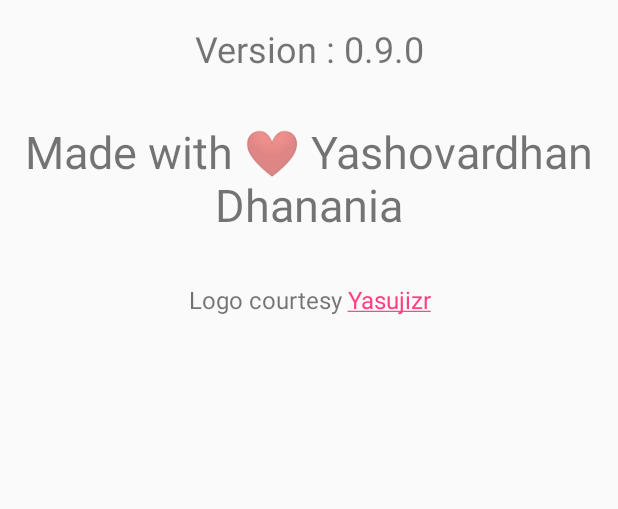
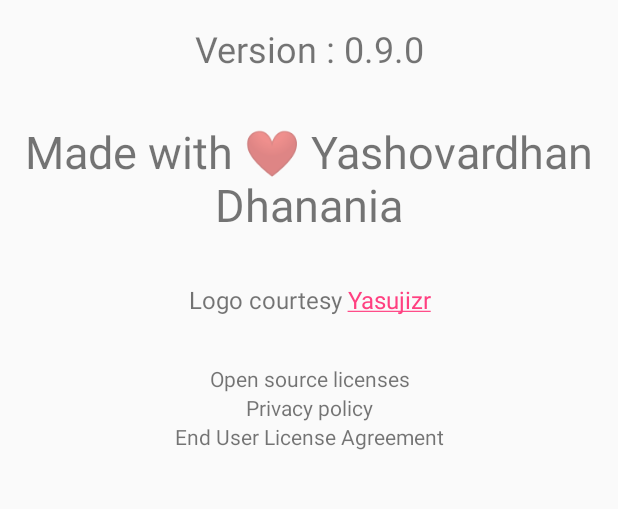
Before and after one commit to yashovardhan99/HealersDiary, an Android app: the screen it shows after launch once a user with an empty profile is signed in (MainActivity), in the side drawer, after a tap on "About", on a phone screen of 412 x 824 dp, the part 497-1006 px from its top. Run offline under Robolectric (Android 15) with nearby library versions, the phone set to English and light mode, and no system bars; our stand-ins replace Firebase (no records; nobody signed in at launch, a user with empty details on screens opened directly), Picasso; libraries missing offline, so code that uses them is left out: com.crashlytics.android, io.fabric.sdk; pictures from the network do not load; 2 statements that could not run were skipped.

Commit message:
Added oss, privacy policy and eula links in about section; updated changelog; updated gradle and dependency version; updated privacy policy
Signed-off-by: yashovardhan99 <yashovardhandhanania@outlook.in>

```diff
--- a/app/src/main/java/com/yashovardhan99/healersdiary/fragments/AboutFragment.java
+++ b/app/src/main/java/com/yashovardhan99/healersdiary/fragments/AboutFragment.java
@@ -1,5 +1,7 @@
 package com.yashovardhan99.healersdiary.fragments;
 
+import android.content.Intent;
+import android.net.Uri;
 import android.os.Bundle;
 import android.support.annotation.NonNull;
 import android.support.annotation.Nullable;
@@ -13,13 +15,16 @@ import android.view.View;
 import android.view.ViewGroup;
 import android.widget.TextView;
 
+import com.google.android.gms.oss.licenses.OssLicensesMenuActivity;
 import com.yashovardhan99.healersdiary.BuildConfig;
 import com.yashovardhan99.healersdiary.R;
+
+import java.util.Objects;
 
 /**
  * Created by Yashovardhan99 on 18-08-2018 as a part of HealersDiary.
  */
-public class AboutFragment extends Fragment {
+public class AboutFragment extends Fragment implements View.OnClickListener {
 
     @Nullable
     @Override
@@ -29,9 +34,12 @@ public class AboutFragment extends Fragment {
         imageAttrib.setMovementMethod(LinkMovementMethod.getInstance());
         TextView version = RootView.findViewById(R.id.appVersionString);
         version.setText(getString(R.string.version_s, BuildConfig.VERSION_NAME));
+        RootView.findViewById(R.id.oss).setOnClickListener(this);
+        RootView.findViewById(R.id.privacy).setOnClickListener(this);
+        RootView.findViewById(R.id.eula).setOnClickListener(this);
 
         Toolbar toolbar = RootView.findViewById(R.id.toolbar);
-        ((AppCompatActivity)getActivity()).setSupportActionBar(toolbar);
+        ((AppCompatActivity)Objects.requireNonNull(getActivity())).setSupportActionBar(toolbar);
         ActionBar actionBar = ((AppCompatActivity)getActivity()).getSupportActionBar();
         if(actionBar!=null) {
             actionBar.setTitle(R.string.about);
@@ -40,4 +48,18 @@ public class AboutFragment extends Fragment {
         }
         return RootView;
     }
+
+    @Override
+    public void onClick(View v) {
+        switch (v.getId()) {
+            case R.id.oss:
+                startActivity(new Intent(getActivity(), OssLicensesMenuActivity.class));
+                break;
+            case R.id.privacy:
+                startActivity(new Intent(Intent.ACTION_VIEW, Uri.parse("https://github.com/yashovardhan99/HealersDiary/blob/master/PRIVACY%20POLICY.md")));
+                break;
+            case R.id.eula:
+                startActivity(new Intent(Intent.ACTION_VIEW, Uri.parse("https://github.com/yashovardhan99/HealersDiary/blob/master/EULA.md")));
+        }
+    }
 }
--- a/app/src/main/res/layout/fragment_about.xml
+++ b/app/src/main/res/layout/fragment_about.xml
@@ -65,6 +65,27 @@
                 android:text="@string/logo_courtesy_yasujizr_on_github"
                 android:textAlignment="center"
                 android:textSize="16sp" />
+
+            <TextView
+                android:layout_width="match_parent"
+                android:layout_height="wrap_content"
+                android:paddingTop="16dp"
+                android:textAlignment="center"
+                android:id="@+id/oss"
+                android:text="@string/open_source_licenses"/>
+            <TextView
+                android:layout_width="match_parent"
+                android:layout_height="wrap_content"
+                android:textAlignment="center"
+                android:id="@+id/privacy"
+                android:text="@string/privacy_policy"/>
+
+            <TextView
+                android:layout_width="match_parent"
+                android:layout_height="wrap_content"
+                android:textAlignment="center"
+                android:id="@+id/eula"
+                android:text="@string/end_user_license_agreement"/>
         </LinearLayout>
     </android.support.v4.widget.NestedScrollView>
 </android.support.design.widget.CoordinatorLayout>
--- a/app/src/main/res/values/strings.xml
+++ b/app/src/main/res/values/strings.xml
@@ -78,4 +78,7 @@
     <string name="set_preferred_main_list_format">Set preferred main list format</string>
     <string name="enable_crash_reporting">Enable Crash Reporting</string>
     <string name="send_crash_reports_to_help_me_fix_issues_the_reports_are_normally_anonymous_but_may_include_details_like_your_device_model_and_android_version">Send crash reports to help me fix issues. The reports are normally anonymous but may include details like your device model and android version.</string>
+    <string name="open_source_licenses">Open source licenses</string>
+    <string name="privacy_policy">Privacy policy</string>
+    <string name="end_user_license_agreement">End User License Agreement</string>
 </resources>
--- a/build.gradle
+++ b/build.gradle
@@ -5,15 +5,16 @@ buildscript {
     repositories {
         google()
         jcenter()
-
         maven {
             url 'https://maven.fabric.io/public'
         }
     }
     dependencies {
-        classpath 'com.android.tools.build:gradle:3.2.0'
+        classpath 'com.android.tools.build:gradle:3.2.1'
         classpath 'com.google.gms:google-services:4.0.0'
         classpath 'io.fabric.tools:gradle:1.25.4'
+        classpath 'com.google.android.gms:oss-licenses-plugin:0.9.3' //Open source licenses
+
 
 
         // NOTE: Do not place your application dependencies here; they belong
```
Also changed, not shown: app/build.gradle (+13 -20 lines), 2 other files.
